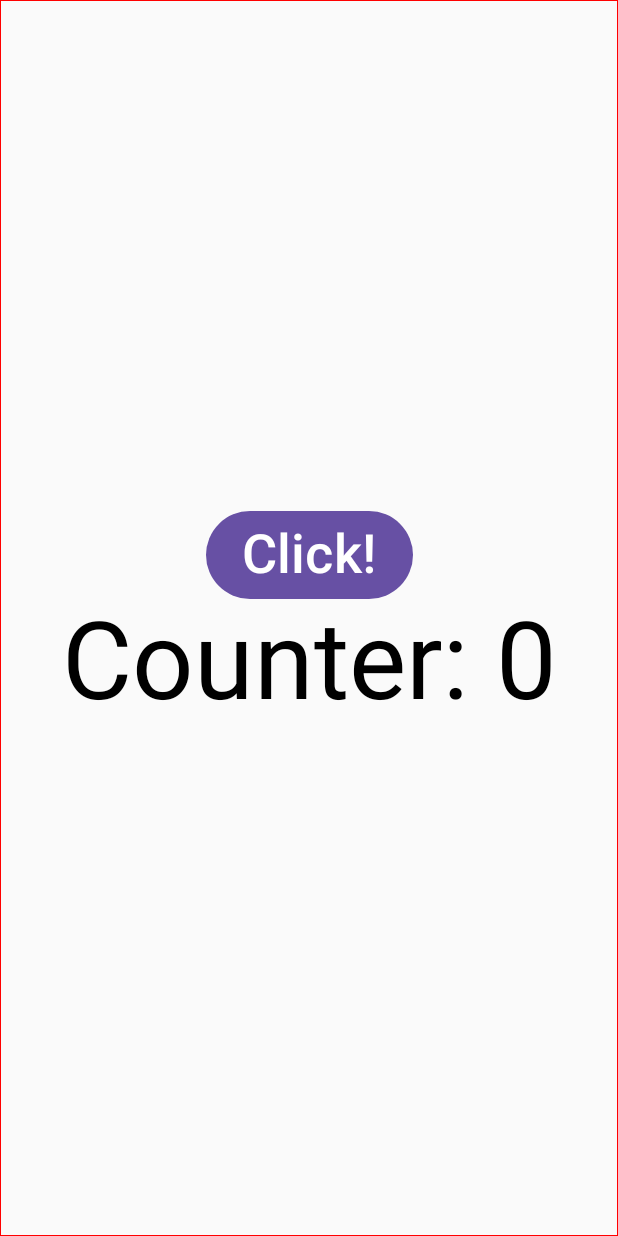
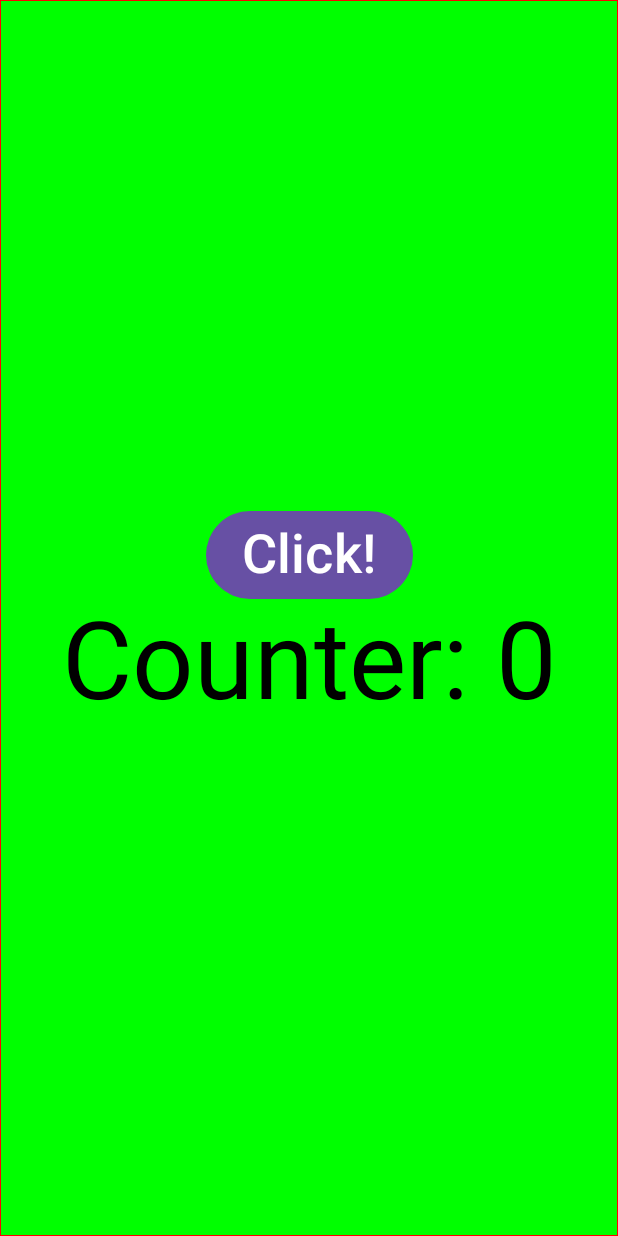
Before and after one commit to pavlentytest/recompose_1826, an Android app built with Jetpack Compose: the screen it shows after launch (MainActivity), on a phone screen of 412 x 824 dp. Run offline under Robolectric (Android 15) with nearby library versions, the phone set to English and light mode, and no system bars.

Commit message:
add background color

```diff
--- a/app/src/main/java/com/example/myapplication/MainActivity.kt
+++ b/app/src/main/java/com/example/myapplication/MainActivity.kt
@@ -4,6 +4,7 @@ import android.os.Bundle
 import androidx.activity.ComponentActivity
 import androidx.activity.compose.setContent
 import androidx.activity.enableEdgeToEdge
+import androidx.compose.foundation.background
 import androidx.compose.foundation.border
 import androidx.compose.foundation.layout.Box
 import androidx.compose.foundation.layout.Column
@@ -37,7 +38,8 @@ class MainActivity : ComponentActivity() {
 fun MyUI() {
     Box(modifier = Modifier
         .fillMaxSize()
-        .border(0.dp, Color.Red),
+        .border(0.dp, Color.Red)
+        .background(Color.Green),
         contentAlignment = Alignment.Center
     ) {
         Column(horizontalAlignment = Alignment.CenterHorizontally) {
```
